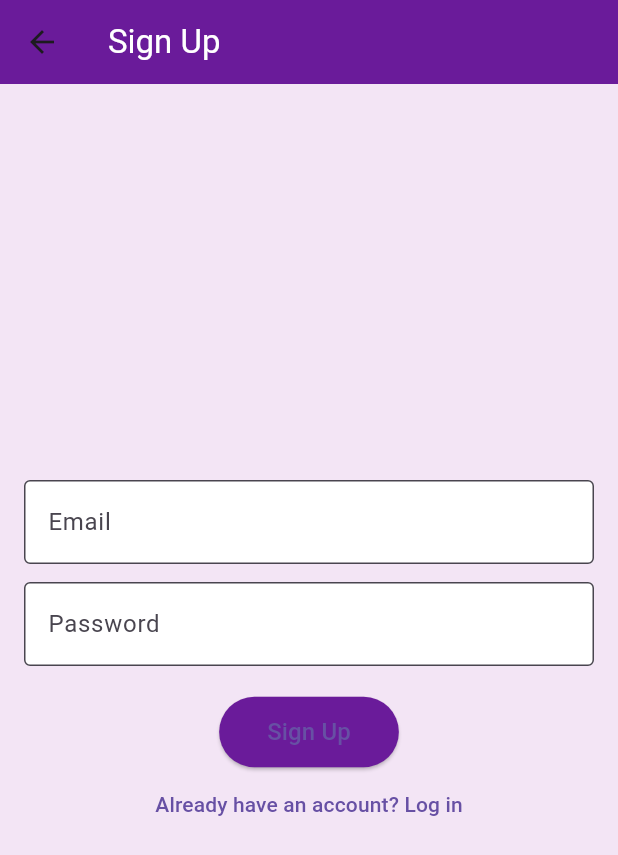
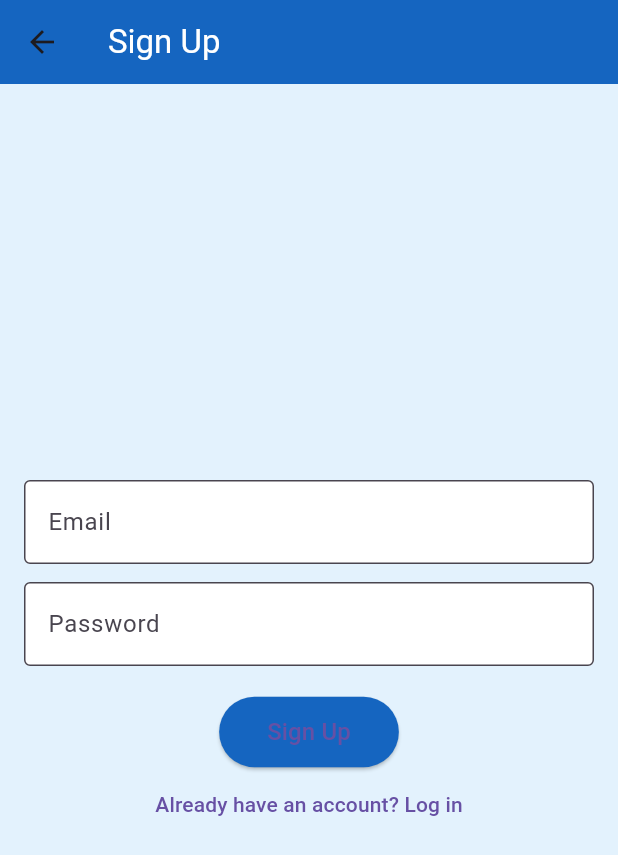
Before and after one commit to Mketia/notes_app, a Flutter app: the screen it shows after launch, after a tap on "Don't have an account? Sign up", on a phone screen of 412 x 824 dp. Shown: the top 855 px of the screen. Run offline on Flutter 3.47's test engine with Material 3 defaults, Android fonts, the phone set to English and light mode, and no system bars; our stand-ins replace cloud_firestore, firebase_auth, firebase_core, flutter_bloc; accounts and stored records are empty; network calls fail.

Commit message:
errors fixing

```diff
--- a/lib/screens/login_screen.dart
+++ b/lib/screens/login_screen.dart
@@ -44,8 +44,8 @@ class _LoginScreenState extends State<LoginScreen> {
 
   @override
   Widget build(BuildContext context) {
-    final themeColor = Color(0xFF6A1B9A);
-    final backgroundColor = Color(0xFFF3E5F5);
+    final themeColor = Color(0xFF1565C0);
+    final backgroundColor = Color(0xFFE3F2FD);
 
     return Scaffold(
       backgroundColor: backgroundColor,
--- a/lib/screens/note_editor_screen.dart
+++ b/lib/screens/note_editor_screen.dart
@@ -16,8 +16,8 @@ class _NoteEditorScreenState extends State<NoteEditorScreen> {
   final _bodyController = TextEditingController();
   bool _isEditing = false;
 
-  final Color themeColor = Color(0xFF6A1B9A);
-  final Color backgroundColor = Color(0xFFF3E5F5);
+  final Color themeColor = Color(0xFF1565C0);
+  final Color backgroundColor = Color(0xFFE3F2FD);
 
   @override
   void initState() {
@@ -106,7 +106,7 @@ class _NoteEditorScreenState extends State<NoteEditorScreen> {
               ),
             ),
           ],
-        ),
+        )
       ),
     );
   }
--- a/lib/screens/notes_screen.dart
+++ b/lib/screens/notes_screen.dart
@@ -29,8 +29,8 @@ class _NotesScreenState extends State<NotesScreen> {
 
   @override
   Widget build(BuildContext context) {
-    final themeColor = Color(0xFF6A1B9A); // Custom purple
-    final backgroundColor = Color(0xFFF3E5F5); // Soft lavender
+    final themeColor = Color(0xFF1565C0); // Custom blue
+    final backgroundColor = Color(0xFFE3F2FD); // Soft blue
     final tileColor = Colors.white;
 
     return Scaffold(
--- a/lib/screens/signup_screen.dart
+++ b/lib/screens/signup_screen.dart
@@ -43,8 +43,8 @@ class _SignupScreenState extends State<SignupScreen> {
 
   @override
   Widget build(BuildContext context) {
-    final themeColor = Color(0xFF6A1B9A);
-    final backgroundColor = Color(0xFFF3E5F5);
+    final themeColor = Color(0xFF1565C0);
+    final backgroundColor = Color(0xFFE3F2FD);
 
     return Scaffold(
       backgroundColor: backgroundColor,
```
